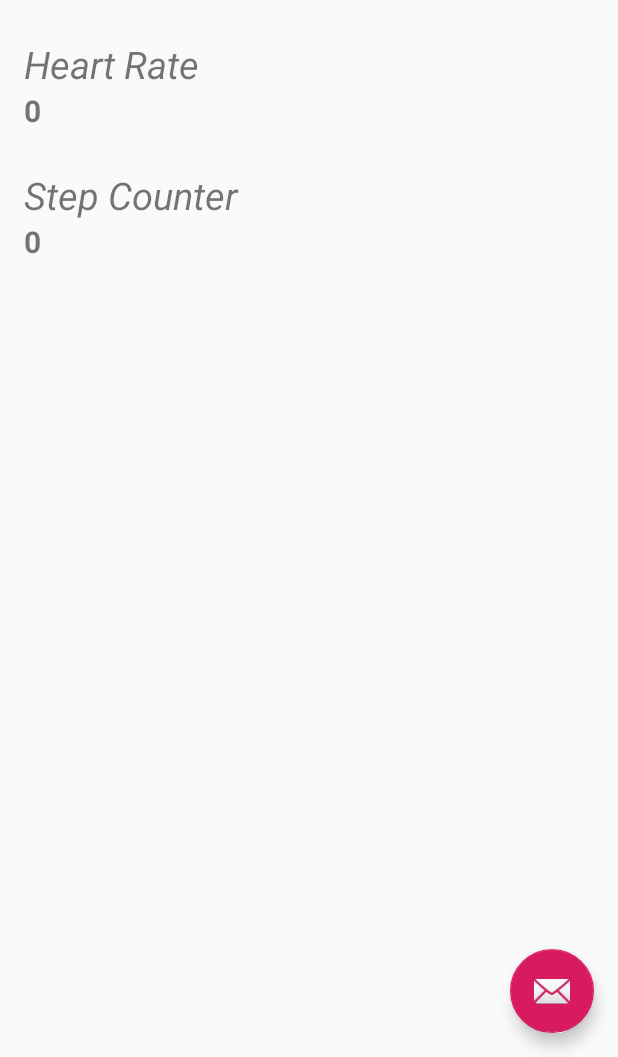
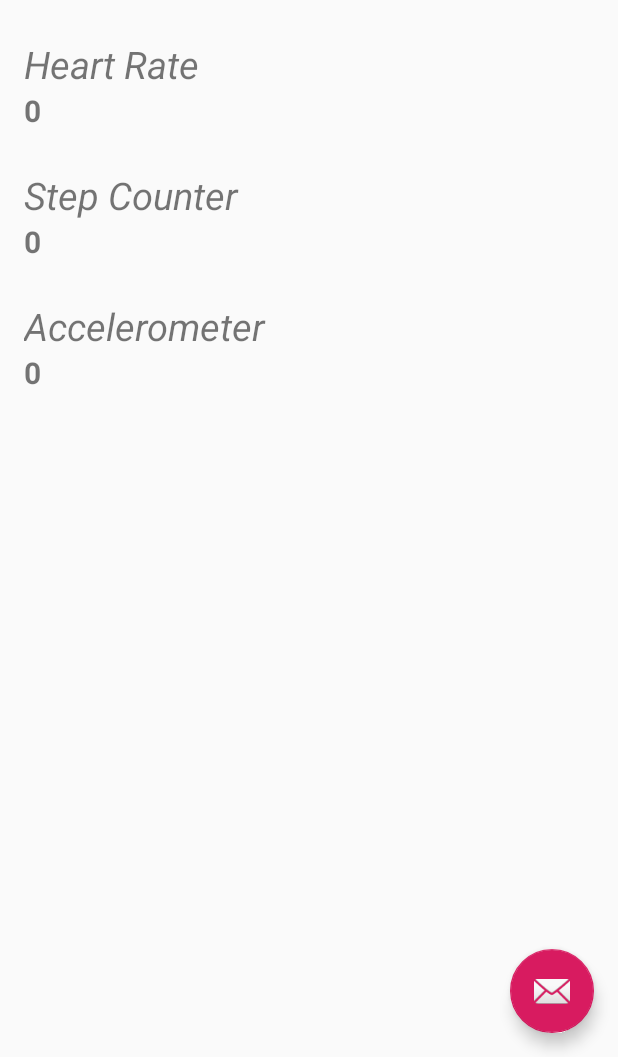
Before and after one commit to henry-sabogal/ControlDiabetes, an Android app: the ConnectActivity screen opened directly, with no data from a screen before it, on a phone screen of 412 x 824 dp, the part 179-1236 px from its top. Run offline under Robolectric (Android 15) with nearby library versions, the phone set to English and light mode, and no system bars; network calls fail; 8 statements that could not run were skipped.

Commit message:
Add Accelerometer

```diff
--- a/app/src/main/java/com/mastergenova/controldiabetes/ConnectActivity.java
+++ b/app/src/main/java/com/mastergenova/controldiabetes/ConnectActivity.java
@@ -38,6 +38,7 @@ public class ConnectActivity extends AppCompatActivity {
 
     TextView mHeartRateTextView;
     TextView mStepCounterTextView;
+    TextView mAccelerometerTextView;
 
     @Override
     protected void onCreate(Bundle savedInstanceState) {
@@ -48,6 +49,7 @@ public class ConnectActivity extends AppCompatActivity {
 
         mHeartRateTextView = (TextView)findViewById(R.id.txtHeartRate);
         mStepCounterTextView = (TextView)findViewById(R.id.txtStepCounter);
+        mAccelerometerTextView = (TextView)findViewById(R.id.txtAccelerometer);
 
         mBluetoothAdapter = BluetoothAdapter.getDefaultAdapter();
 
@@ -127,8 +129,9 @@ public class ConnectActivity extends AppCompatActivity {
                     byte[] readBuf = (byte[]) msg.obj;
                     String readMessage = new String(readBuf, 0, msg.arg1);
                     System.out.println("Message " + readMessage);
+
                     String[] separated_text = readMessage.split(":");
-                    if(separated_text[0].equals("HR")){
+                    /*if(separated_text[0].equals("HR")){
                         if(separated_text.length == 2){
                             mHeartRateTextView.setText(separated_text[1]);
                         }
@@ -136,6 +139,15 @@ public class ConnectActivity extends AppCompatActivity {
                         if(separated_text.length == 2){
                             mStepCounterTextView.setText(separated_text[1]);
                         }
+                    }else if(separated_text[0].equals("AC")){
+                        if(separated_text.length == 2){
+                            mAccelerometerTextView.setText(separated_text[1]);
+                        }
+                    }*/
+                    if(separated_text.length == 3){
+                        mHeartRateTextView.setText(separated_text[0]);
+                        mStepCounterTextView.setText(separated_text[1]);
+                        mAccelerometerTextView.setText(separated_text[2]);
                     }
                     break;
                 case Constants.MESSAGE_DEVICE_NAME:
--- a/app/src/main/res/layout/content_connect.xml
+++ b/app/src/main/res/layout/content_connect.xml
@@ -55,6 +55,23 @@
             android:id="@+id/txtStepCounter"
             />
 
+        <TextView
+            android:layout_width="match_parent"
+            android:layout_height="wrap_content"
+            android:text="@string/title_accelerometer"
+            android:layout_marginTop="25dp"
+            android:textStyle="italic"
+            android:textSize="25dp" />
+
+        <TextView
+            android:layout_width="match_parent"
+            android:layout_height="wrap_content"
+            android:text="@string/default_value"
+            android:textSize="20dp"
+            android:textStyle="bold"
+            android:id="@+id/txtAccelerometer"
+            />
+
 
     </LinearLayout>
 
--- a/app/src/main/res/values/strings.xml
+++ b/app/src/main/res/values/strings.xml
@@ -24,6 +24,7 @@
     <string name="title_heart_rate">Heart Rate</string>
     <string name="title_step_counter">Step Counter</string>
     <string name="default_value">0</string>
+    <string name="title_accelerometer">Accelerometer</string>
 
     <string name="intro_message">
         <![CDATA[
```
